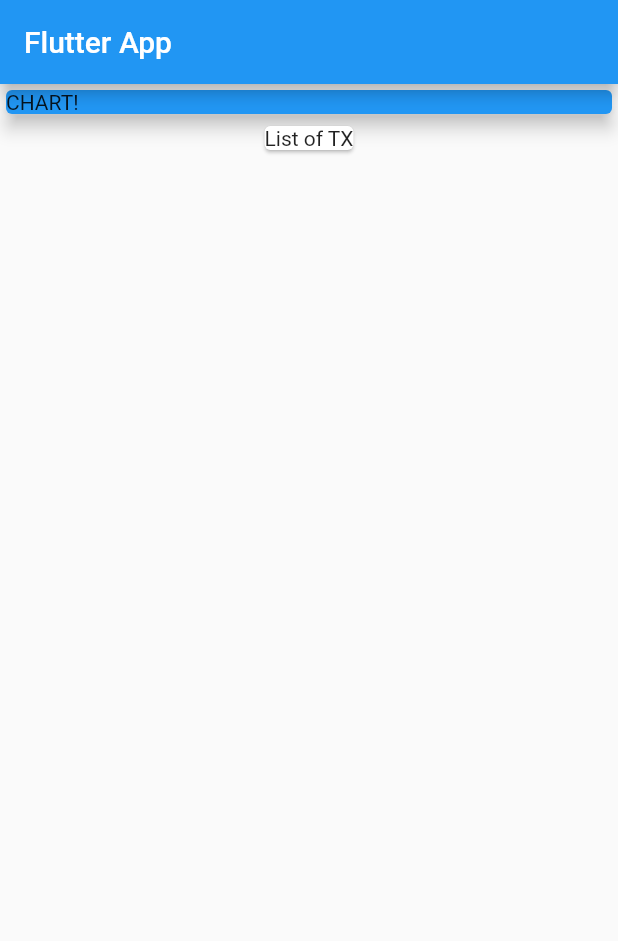
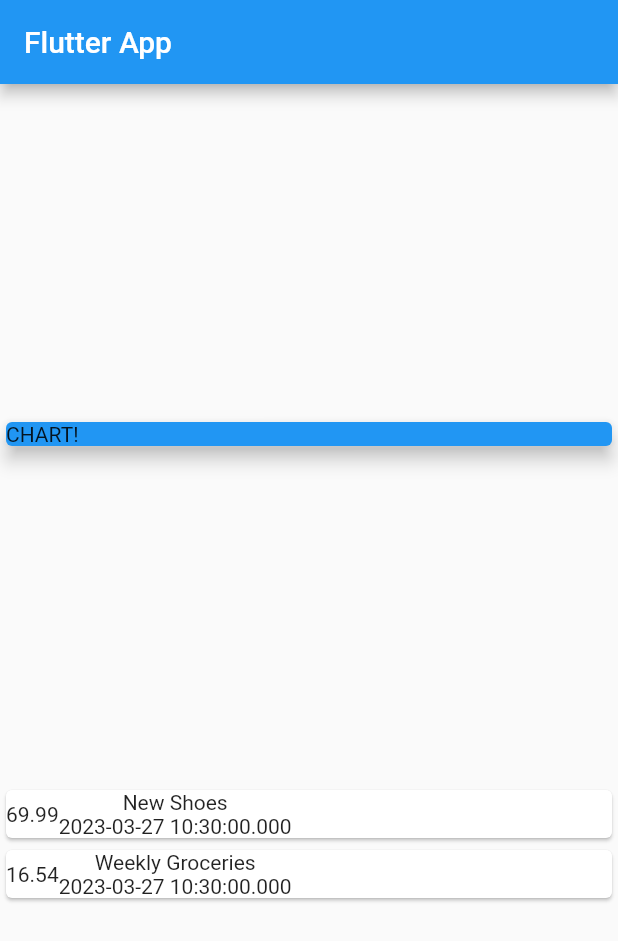
Before and after one commit to grkmcnkcl/EXPENSES-APP, a Flutter app: the screen it shows after launch, on a phone screen of 412 x 824 dp. Shown: the top 941 px of the screen. Run offline on Flutter 3.47's test engine with Material 2 defaults, Android fonts, the phone set to English and light mode, and no system bars.

Commit message:
styling cards

```diff
--- a/lib/main.dart
+++ b/lib/main.dart
@@ -1,4 +1,5 @@
 import 'package:flutter/material.dart';
+import 'package:flutter_complete_guide/transactions.dart';
 
 void main() => runApp(MyApp());
 
@@ -13,6 +14,21 @@ class MyApp extends StatelessWidget {
 }
 
 class MyHomePage extends StatelessWidget {
+  final List<Transaction> transactions = [
+    Transaction(
+      id: 't1',
+      name: 'New Shoes',
+      amount: 69.99,
+      date: DateTime.now(),
+    ),
+    Transaction(
+      id: 't2',
+      name: 'Weekly Groceries',
+      amount: 16.54,
+      date: DateTime.now(),
+    ),
+  ];
+
   @override
   Widget build(BuildContext context) {
     return Scaffold(
@@ -20,6 +36,7 @@ class MyHomePage extends StatelessWidget {
         title: Text('Flutter App'),
       ),
       body: Column(
+        mainAxisAlignment: MainAxisAlignment.spaceEvenly,
         children: <Widget>[
           Container(
             width: double.infinity,
@@ -29,9 +46,25 @@ class MyHomePage extends StatelessWidget {
               elevation: 5,
             ),
           ),
-          Card(
-            child: Text('List of TX'),
-          )
+          Column(
+            children: transactions.map((tx) {
+              return Card(
+                child: Row(
+                  children: [
+                    Container(
+                      child: Text(tx.amount.toString()),
+                    ),
+                    Column(
+                      children: [
+                        Text(tx.name),
+                        Text(tx.date.toString()),
+                      ],
+                    )
+                  ],
+                ),
+              );
+            }).toList(),
+          ),
         ],
       ),
     );
--- /dev/null
+++ b/lib/transactions.dart
@@ -0,0 +1,14 @@
+import 'package:flutter/foundation.dart';
+
+class Transaction {
+  final String id;
+  final String name;
+  final double amount;
+  final DateTime date;
+
+  Transaction(
+      {@required this.id,
+      @required this.name,
+      @required this.amount,
+      @required this.date});
+}
```
